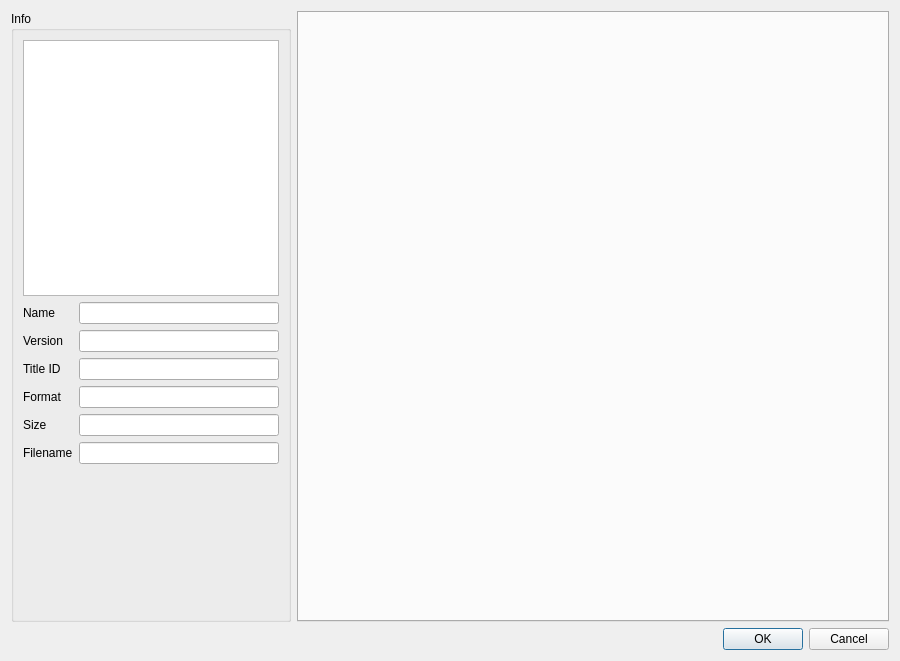
skblt/citra, file src/citra_qt/configuration/configure_per_game.ui: the form before one commit.
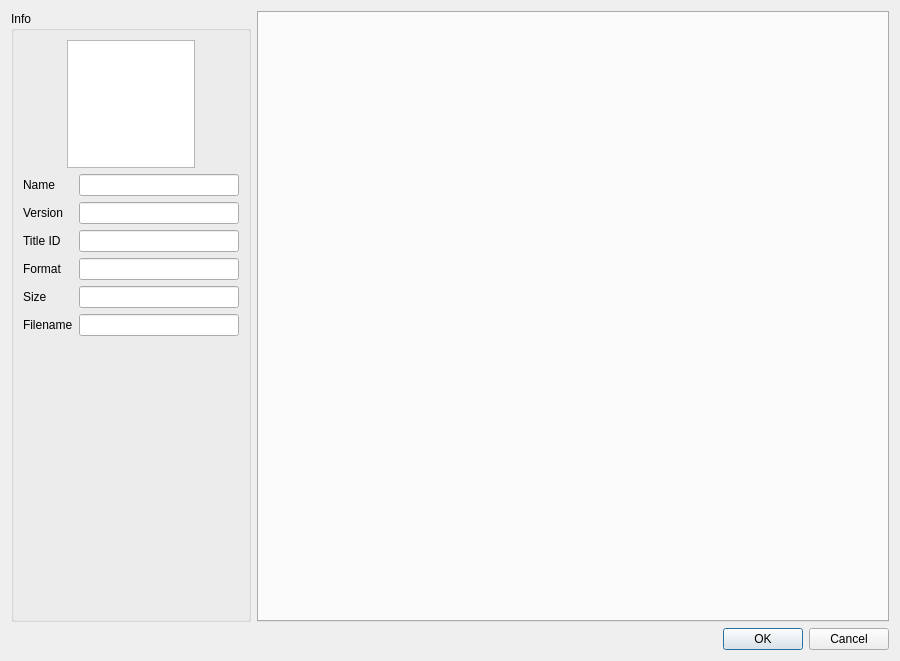
The form after the commit.

Commit message: citra_qt: Make icon smaller and centered

Diff of the .ui file:
```diff
--- a/src/citra_qt/configuration/configure_per_game.ui
+++ b/src/citra_qt/configuration/configure_per_game.ui
@@ -35,6 +35,8 @@
        </property>
        <layout class="QVBoxLayout" name="verticalLayout">
         <item>
+         <layout class="QGridLayout" name="gridLayout">
+          <item row="0" column="0">
          <widget class="QGraphicsView" name="icon_view">
           <property name="sizePolicy">
            <sizepolicy hsizetype="Maximum" vsizetype="Maximum">
@@ -44,14 +46,14 @@
           </property>
           <property name="minimumSize">
            <size>
-            <width>256</width>
-            <height>256</height>
+              <width>128</width>
+              <height>128</height>
            </size>
           </property>
           <property name="maximumSize">
            <size>
-            <width>256</width>
-            <height>256</height>
+              <width>128</width>
+              <height>128</height>
            </size>
           </property>
           <property name="verticalScrollBarPolicy">
@@ -65,6 +67,8 @@
           </property>
          </widget>
         </item>
+         </layout>
+        </item>
         <item>
          <layout class="QGridLayout" name="gridLayout_2">
           <item row="2" column="1">
@@ -82,6 +86,12 @@
             <property name="enabled">
              <bool>true</bool>
             </property>
+            <property name="minimumSize">
+             <size>
+              <width>160</width>
+              <height>0</height>
+             </size>
+            </property>
             <property name="readOnly">
              <bool>true</bool>
             </property>
```
Left out of the diff: 98 changed lines with no effect on the pictures. Lines whose indentation alone changed are shown as unchanged.
